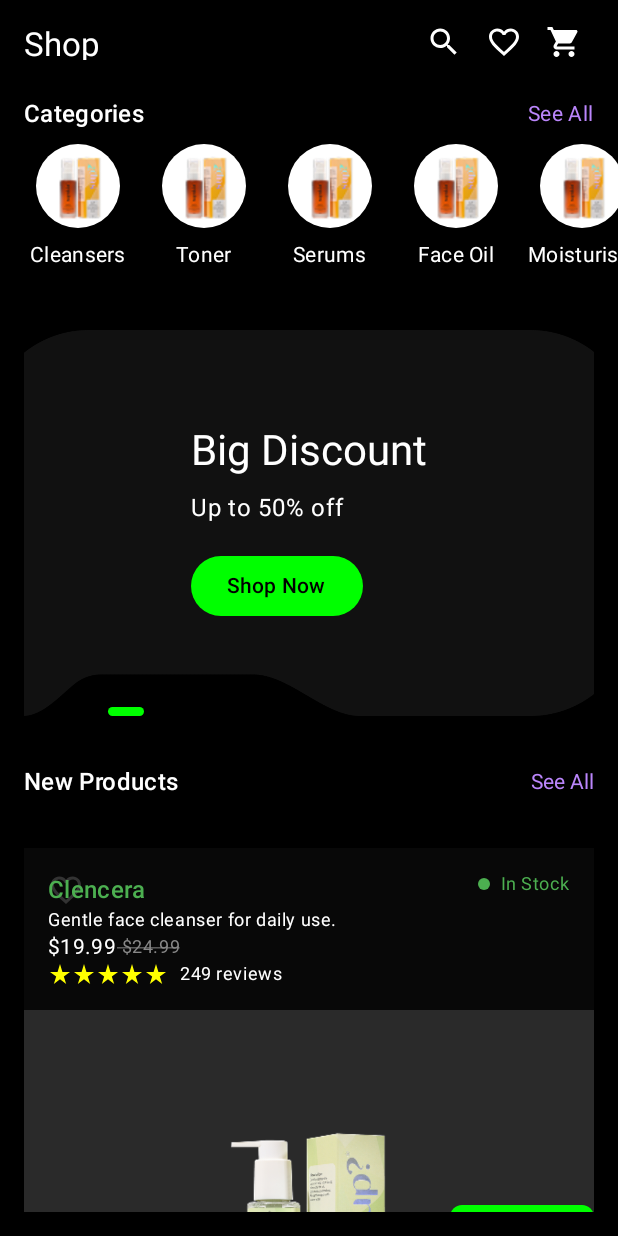
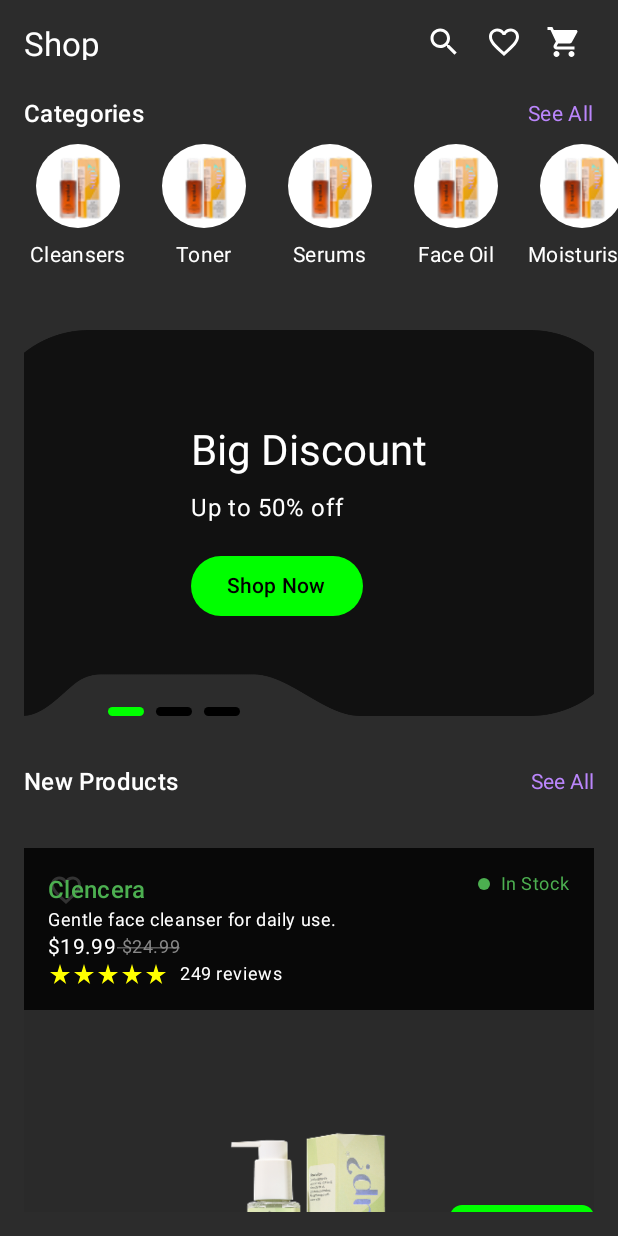
Before and after one commit to oyeraghib/Shop-App-D4C, an Android app built with Jetpack Compose: the screen it shows after launch (HomeActivity), on a phone screen of 412 x 824 dp. Run offline under Robolectric (Android 15) with nearby library versions, the phone set to English and light mode, and no system bars; our stand-ins replace accompanist.

Commit message:
update bg color

```diff
--- a/app/src/main/java/com/d4cshopappassignment/ui/activity/shopHome/HomeActivity.kt
+++ b/app/src/main/java/com/d4cshopappassignment/ui/activity/shopHome/HomeActivity.kt
@@ -57,14 +57,12 @@ class HomeActivity : ComponentActivity() {
             Surface(
                 modifier = Modifier
                     .fillMaxSize()
-                    .background(Color.Black)
                     .statusBarsPadding(),
-                color = Color(0xFF121212)
+                color = Color(0xFF2C2C2C)
             ) {
                 Column(
                     modifier = Modifier
                         .fillMaxSize()
-                        .background(Color.Black)
                 ) {
                     // Fixed Top Bar
                     ShopTopBar()
```
